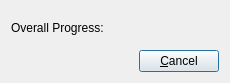
Old version of the form scribus/multiprogressdialog.ui in the repository scribusproject/scribus.
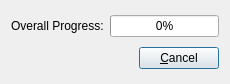
New version of the form. Custom widgets are drawn as their Qt base class.

Commit message: Convert to Qt4

Patch:
```diff
--- a/scribus/multiprogressdialog.ui
+++ b/scribus/multiprogressdialog.ui
@@ -6,7 +6,7 @@
     <x>0</x>
     <y>0</y>
     <width>230</width>
-    <height>83</height>
+    <height>84</height>
    </rect>
   </property>
   <property name="windowTitle" >
@@ -16,23 +16,8 @@
    <bool>false</bool>
   </property>
   <layout class="QVBoxLayout" >
-   <property name="margin" >
-    <number>11</number>
-   </property>
-   <property name="spacing" >
-    <number>6</number>
-   </property>
    <item>
     <layout class="QGridLayout" >
-     <property name="margin" >
-      <number>0</number>
-     </property>
-     <property name="spacing" >
-      <number>6</number>
-     </property>
-     <item row="0" column="1" >
-      <widget class="Q3ProgressBar" name="overallProgressBar" />
-     </item>
      <item row="0" column="0" >
       <widget class="QLabel" name="overallProgressLabel" >
        <property name="text" >
@@ -43,6 +28,13 @@
        </property>
       </widget>
      </item>
+     <item row="0" column="1" >
+      <widget class="QProgressBar" name="overallProgressBar" >
+       <property name="value" >
+        <number>0</number>
+       </property>
+      </widget>
+     </item>
     </layout>
    </item>
    <item>
@@ -88,13 +80,6 @@
  </widget>
  <layoutdefault spacing="6" margin="11" />
  <pixmapfunction>qPixmapFromMimeSource</pixmapfunction>
- <customwidgets>
-  <customwidget>
-   <class>Q3ProgressBar</class>
-   <extends>QFrame</extends>
-   <header>Qt3Support/Q3ProgressBar</header>
-  </customwidget>
- </customwidgets>
  <includes>
   <include location="local" >scribusapi.h</include>
  </includes>
```
Left out of the diff: 15 changed lines with no effect on the pictures. The commit also changes 1 other file.
